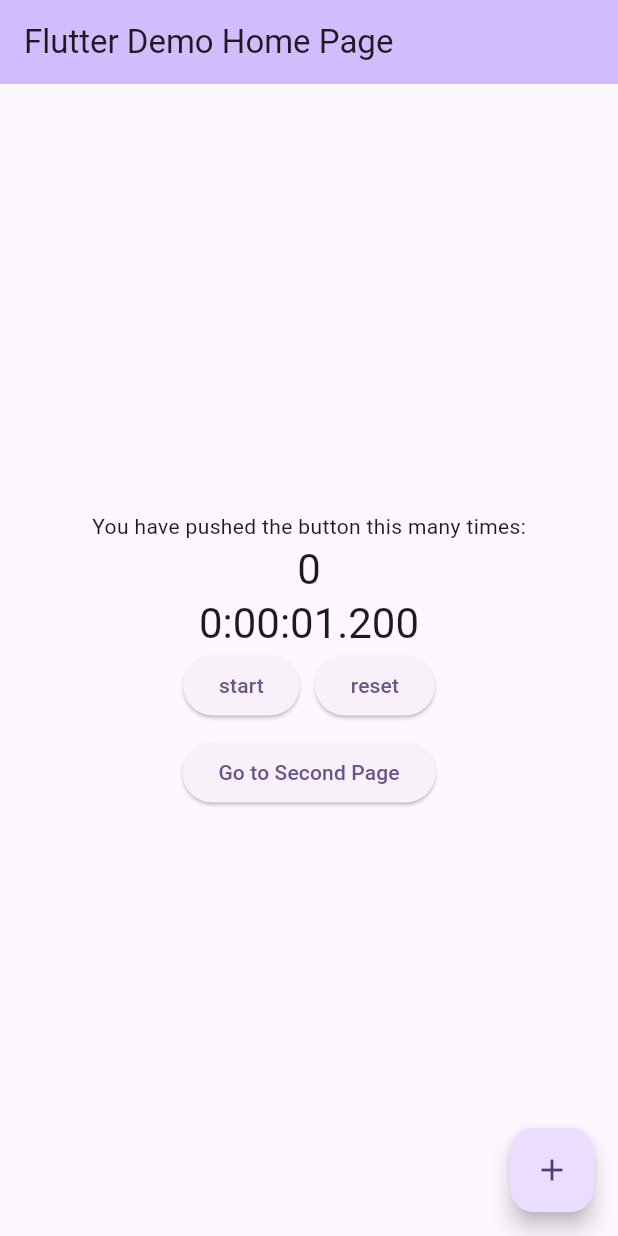
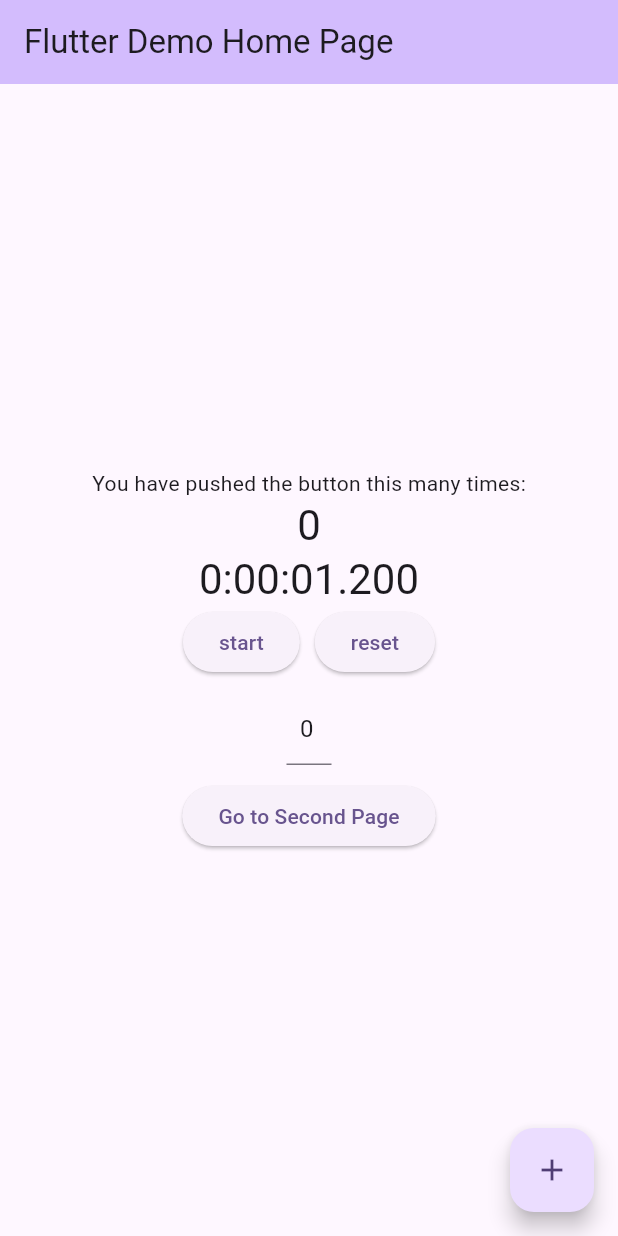
Before and after one commit to milos-prochazka/device_control, a Flutter app: the MyHomePage screen opened directly, after a tap on "start", on a phone screen of 412 x 824 dp. Run offline on Flutter 3.47's test engine with Material 3 defaults, Android fonts, the phone set to English and light mode, and no system bars.

Commit message:
nastavovani hodnoty

```diff
--- /dev/null
+++ b/lib/device/device_extensions.dart
@@ -0,0 +1,14 @@
+// ignore_for_file:  unnecessary_this
+
+import 'package:flutter/widgets.dart';
+
+extension TextEditingExtension on TextEditingController
+{
+  void setIfChanged(String value)
+  {
+    if (value != this.text)
+    {
+      this.text = value;
+    }
+  }
+}
--- a/lib/main.dart
+++ b/lib/main.dart
@@ -1,5 +1,7 @@
-import 'package:device_control/device/device_list.dart';
+import 'device/device_extensions.dart';
+import 'device/device_list.dart';
 import 'package:flutter/material.dart';
+import 'package:flutter/services.dart';
 
 import 'counter_device.dart';
 import 'device/device_base.dart';
@@ -122,7 +124,10 @@ class _MyHomePageState extends NotifyState<MyHomePage>
             Text
             (
               getValue(device, 'stopwatch'),
-              style: Theme.of(context).textTheme.headlineMedium,
+              style: Theme.of(context).textTheme.headlineMedium?.copyWith
+              (
+                fontFeatures: [const FontFeature.tabularFigures()],
+              ),
             ),
             Row
             (
@@ -133,7 +138,7 @@ class _MyHomePageState extends NotifyState<MyHomePage>
                   onPressed: () => device.command('start'),
                   child: const Text('start'),
                 ),
-                const SizedBox(width: 10),
+                space,
                 ElevatedButton
                 (
                   onPressed: () => device.command('increment'),
@@ -141,7 +146,9 @@ class _MyHomePageState extends NotifyState<MyHomePage>
                 ),
               ]
             ),
-            const SizedBox(height: 10),
+            space,
+            Row(mainAxisSize: MainAxisSize.min, children: [buildTimeField(context, device, 'seconds')]),
+            space,
             ElevatedButton
             (
               onPressed: () => Navigator.push(context, MaterialPageRoute(builder: (context) => const SecondPage())),
@@ -158,7 +165,31 @@ class _MyHomePageState extends NotifyState<MyHomePage>
       ), // This trailing comma makes auto-formatting nicer for build methods.
     );
   }
+
+  Widget buildTimeField(BuildContext context, DeviceBase device, String ioName)
+  {
+    final editingController = getVisualState(device, ioName, stateCreator: (createParam) => (TextEditingController()))
+    as TextEditingController;
+
+    editingController.setIfChanged(getValue(device, ioName).toString());
+
+    return IntrinsicWidth
+    (
+      stepWidth: 30,
+      child: TextField
+      (
+        maxLengthEnforcement: MaxLengthEnforcement.none, //
+        textAlign: TextAlign.center, //
+        inputFormatters: [LengthLimitingTextInputFormatter(2), FilteringTextInputFormatter.digitsOnly],
+        controller: editingController,
+        keyboardType: TextInputType.number,
+        onChanged: (value) => setValue(device, ioName, int.tryParse(value) ?? 0)
+      )
+    );
+  }
 }
+
+const space = SizedBox(height: 10, width: 10);
 
 class SecondPage extends StatelessWidget
 {
```
Also changed, not shown: lib/counter_device.dart (+9 -0 lines), lib/device/device_base.dart (+15 -0 lines), lib/device/device_list.dart (line endings or trailing spaces).
